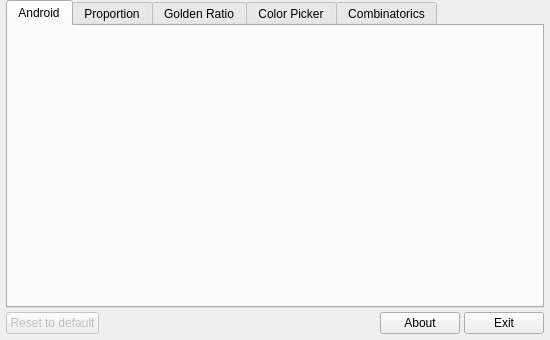
Old version of the form src/Modules/Main/Views/MainWindow.ui in the repository Volkolak27/ASize.
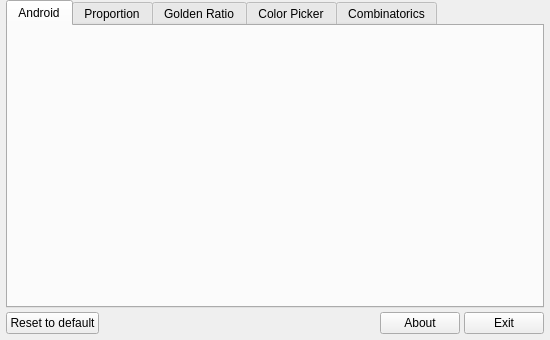
New version of the form. Icons and pictures are not drawn.

```diff
--- a/src/Modules/Main/Views/MainWindow.ui
+++ b/src/Modules/Main/Views/MainWindow.ui
@@ -48,9 +48,6 @@
     </property>
     <item row="1" column="0">
      <widget class="QPushButton" name="resetButton">
-      <property name="enabled">
-       <bool>false</bool>
-      </property>
       <property name="minimumSize">
        <size>
         <width>0</width>
```
